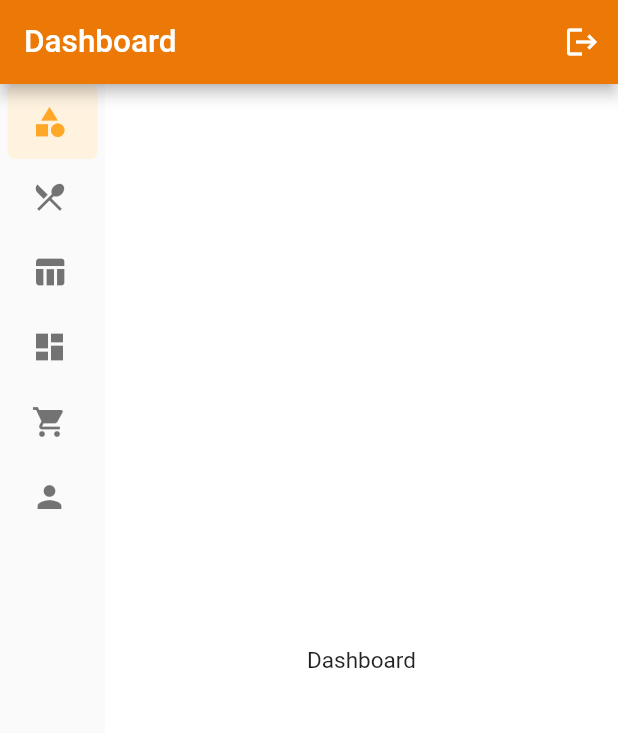
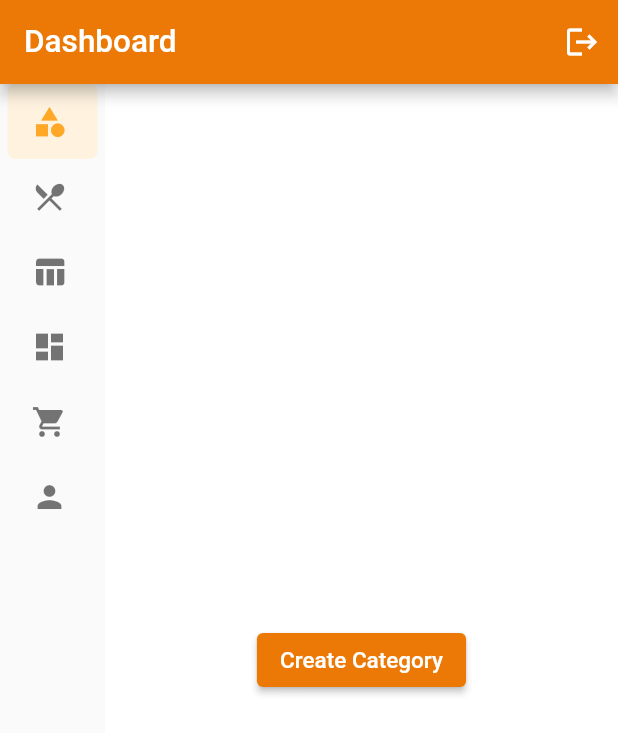
Before and after one commit to Abhu2002/neoPOS, a Flutter app: the DashboardPage screen opened directly, on a phone screen of 412 x 824 dp. Shown: the top 733 px of the screen. Run offline on Flutter 3.47's test engine with Material 2 defaults, Android fonts, the phone set to English and light mode, and no system bars; drawn by our look-alikes of easy_sidemenu; our stand-ins replace cloud_firestore, equatable, firebase_core, flutter_bloc, flutter_svg; accounts and stored records are empty; generated files the repository leaves out were written again; statements that could not run were skipped.

Commit message:
NP-31 category create

```diff
--- a/lib/l10n/app_en.arb
+++ b/lib/l10n/app_en.arb
@@ -17,5 +17,7 @@
   "password_error": "Please ensure the password entered is valid",
   "login": "Login",
   "or": "OR",
-  "sign_up": "Sign Up"
+  "sign_up": "Sign Up",
+  "create_category":"Create Category",
+  "category_name":"Category Name"
 }
--- a/lib/l10n/app_hi.arb
+++ b/lib/l10n/app_hi.arb
@@ -8,5 +8,7 @@
   "password_error": "कृपया सुनिश्चित करें कि दर्ज किया गया पासवर्ड वैध है",
   "login": "लॉग इन करें",
   "or": "या",
-  "sign_up": "साइन अप करें"
+  "sign_up": "साइन अप करें",
+   "create_category":"श्रेणी बनाएं",
+    "category_name":"श्रेणी नाम"
 }
--- a/lib/main.dart
+++ b/lib/main.dart
@@ -2,6 +2,7 @@ import 'package:flutter/material.dart';
 import 'package:firebase_core/firebase_core.dart';
 import 'package:flutter/services.dart';
 import 'package:flutter_bloc/flutter_bloc.dart';
+import 'package:neopos/screens/category/category_operations/category_create/create_category_bloc.dart';
 import 'package:neopos/screens/dashboard/dashboard_page.dart';
 import 'package:neopos/screens/login/login_bloc.dart';
 import 'package:neopos/screens/login/login_page.dart';
@@ -31,6 +32,7 @@ class MyApp extends StatelessWidget {
     return MultiBlocProvider(
       providers: [
         BlocProvider(create: (_) => LoginBloc()),
+        BlocProvider(create: (_) => CreateCategoryBloc()),
       ],
 
       child: MaterialApp(
--- a/lib/screens/dashboard/dashboard_page.dart
+++ b/lib/screens/dashboard/dashboard_page.dart
@@ -2,6 +2,8 @@ import 'package:easy_sidemenu/easy_sidemenu.dart';
 import 'package:flutter/material.dart';
 import 'package:neopos/screens/login/login_page.dart';
 import 'package:neopos/utils/app_colors.dart';
+
+import '../category/category_operations/category_create/create_category_page.dart';
 
 class DashboardPage extends StatefulWidget {
   const DashboardPage({Key? key}) : super(key: key);
@@ -107,7 +109,13 @@ class _DashboardPage extends State<DashboardPage> {
                     children: [
                       Container(
                         child: Center(
-                          child: Text('Dashboard'),
+                          child: ElevatedButton(child: Text("Create Category"),onPressed: () {
+                            showDialog(
+                              context: context,
+                              builder: (context) =>
+                              const CreateCategoryForm(),
+                            );
+                          },),
                         ),
                       ),
                       Container(
--- a/lib/utils/app_colors.dart
+++ b/lib/utils/app_colors.dart
@@ -11,6 +11,7 @@ class AppColors {
   static const mainTextColor = Color(0xffec7905);
   static const subTextColor = Color(0xff2A2A2A);
   static const buttonTextColor = Color(0xffec7905);
+  static const unavilableButtonColor = Color(0xff828282);
 
 // Table Colors
   static const tableAvailableColor = Color(0xff55CA92);
```
